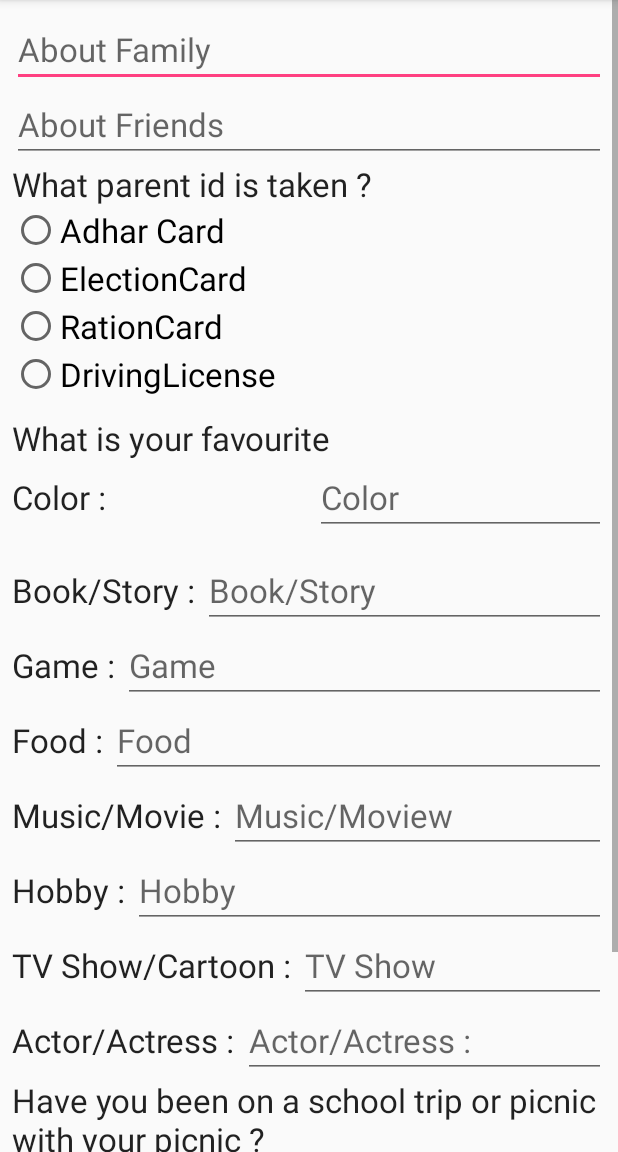
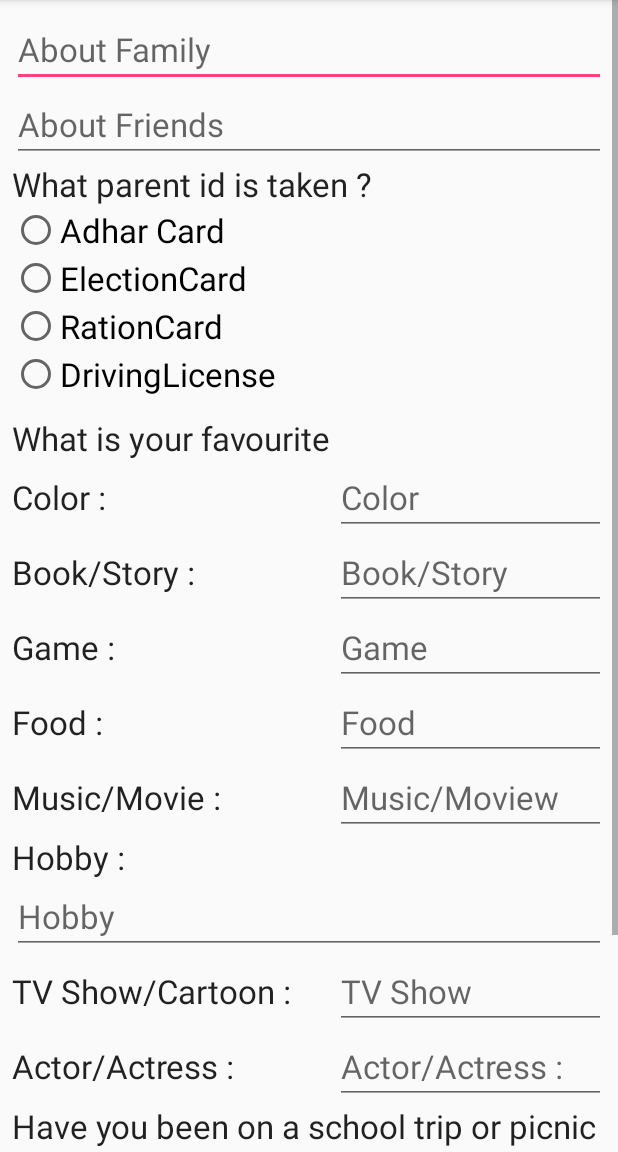
Before and after one commit to Mumbai2017/team-12, an Android app: the Volunteer_Form1 screen opened directly, with no data from a screen before it, on a phone screen of 412 x 824 dp, the part 84-1236 px from its top. Run offline under Robolectric (Android 15) with nearby library versions, the phone set to English and light mode, and no system bars.

Commit message:
Form Update
Volunteer form update

```diff
--- a/MakeAWish/app/src/main/res/layout/activity_volunteer__form1.xml
+++ b/MakeAWish/app/src/main/res/layout/activity_volunteer__form1.xml
@@ -5,16 +5,16 @@
     android:layout_height="match_parent">
 
     <LinearLayout
+        android:id="@+id/aboutFamily"
         android:layout_width="match_parent"
         android:layout_height="match_parent"
-        android:id="@+id/aboutFamily"
         android:layout_margin="8dp"
         android:orientation="vertical">
 
         <EditText
+            android:id="@+id/aboutFriends"
             android:layout_width="match_parent"
             android:layout_height="wrap_content"
-            android:id="@+id/aboutFriends"
             android:hint="About Family"
             android:textAppearance="?android:attr/textAppearanceLarge" />
 
@@ -35,32 +35,35 @@
             android:layout_height="wrap_content">
 
             <RadioButton
+                android:id="@+id/adharCard"
                 android:layout_width="wrap_content"
                 android:layout_height="wrap_content"
-                android:id="@+id/adharCard"
+                android:layout_weight="1"
                 android:text="Adhar Card"
-                android:layout_weight="1"
                 android:textAppearance="?android:attr/textAppearanceLarge" />
+
             <RadioButton
+                android:id="@+id/electionCard"
                 android:layout_width="wrap_content"
                 android:layout_height="wrap_content"
-                android:id="@+id/electionCard"
+                android:layout_weight="1"
                 android:text="ElectionCard"
-                android:layout_weight="1"
                 android:textAppearance="?android:attr/textAppearanceLarge" />
+
             <RadioButton
+                android:id="@+id/rationCard"
                 android:layout_width="wrap_content"
                 android:layout_height="wrap_content"
-                android:id="@+id/rationCard"
+                android:layout_weight="1"
                 android:text="RationCard"
-                android:layout_weight="1"
                 android:textAppearance="?android:attr/textAppearanceLarge" />
+
             <RadioButton
+                android:id="@+id/DrivingLicense"
                 android:layout_width="wrap_content"
                 android:layout_height="wrap_content"
-                android:id="@+id/DrivingLicense"
+                android:layout_weight="1"
                 android:text="DrivingLicense"
-                android:layout_weight="1"
                 android:textAppearance="?android:attr/textAppearanceLarge" />
 
         </RadioGroup>
@@ -69,8 +72,8 @@
         <TextView
             android:layout_width="match_parent"
             android:layout_height="wrap_content"
+            android:layout_marginTop="12dp"
             android:text="What is your favourite"
-            android:layout_marginTop="12dp"
             android:textAppearance="?android:attr/textAppearanceLarge" />
 
         <TableLayout
@@ -79,43 +82,27 @@
             android:layout_height="wrap_content"
             android:shrinkColumns="1"
             android:stretchColumns="*"
-            android:visibility="visible" >
+            android:visibility="visible">
 
             <TableRow>
 
                 <TextView
                     android:layout_width="wrap_content"
                     android:layout_height="wrap_content"
+                    android:layout_weight="0"
                     android:text="Color : "
-                    android:layout_weight="0"
                     android:textAppearance="?android:attr/textAppearanceLarge" />
 
                 <EditText
+                    android:id="@+id/nameOFHospital"
                     android:layout_width="match_parent"
                     android:layout_height="wrap_content"
-                    android:id="@+id/nameOFHospital"
                     android:layout_weight="1"
                     android:hint="Color"
                     android:textAppearance="?android:attr/textAppearanceLarge" />
             </TableRow>
 
-        </TableLayout>
-
-
-        <LinearLayout
-            android:layout_width="match_parent"
-            android:layout_height="wrap_content"
-            android:layout_marginTop="12dp"
-            android:orientation="horizontal">
-
-
-
-        </LinearLayout>
-
-        <LinearLayout
-            android:layout_width="match_parent"
-            android:layout_height="wrap_content"
-            android:orientation="horizontal">
+            <TableRow>
 
                 <TextView
                     android:layout_width="wrap_content"
@@ -124,18 +111,14 @@
                     android:textAppearance="?android:attr/textAppearanceLarge" />
 
                 <EditText
+                    android:id="@+id/bookStory"
                     android:layout_width="match_parent"
                     android:layout_height="wrap_content"
-                android:id="@+id/bookStory"
                     android:hint="Book/Story"
                     android:textAppearance="?android:attr/textAppearanceLarge" />
+            </TableRow>
 
-        </LinearLayout>
-
-        <LinearLayout
-            android:layout_width="match_parent"
-            android:layout_height="wrap_content"
-            android:orientation="horizontal">
+            <TableRow>
 
                 <TextView
                     android:layout_width="wrap_content"
@@ -144,18 +127,14 @@
                     android:textAppearance="?android:attr/textAppearanceLarge" />
 
                 <EditText
+                    android:id="@+id/game"
                     android:layout_width="match_parent"
                     android:layout_height="wrap_content"
-                android:id="@+id/game"
                     android:hint="Game"
                     android:textAppearance="?android:attr/textAppearanceLarge" />
+            </TableRow>
 
-        </LinearLayout>
-
-        <LinearLayout
-            android:layout_width="match_parent"
-            android:layout_height="wrap_content"
-            android:orientation="horizontal">
+            <TableRow>
 
                 <TextView
                     android:layout_width="wrap_content"
@@ -164,19 +143,14 @@
                     android:textAppearance="?android:attr/textAppearanceLarge" />
 
                 <EditText
+                    android:id="@+id/food"
                     android:layout_width="match_parent"
                     android:layout_height="wrap_content"
-                android:id="@+id/food"
                     android:hint="Food"
                     android:textAppearance="?android:attr/textAppearanceLarge" />
+            </TableRow>
 
-        </LinearLayout>
-
-
-        <LinearLayout
-            android:layout_width="match_parent"
-            android:layout_height="wrap_content"
-            android:orientation="horizontal">
+            <TableRow>
 
                 <TextView
                     android:layout_width="wrap_content"
@@ -185,18 +159,13 @@
                     android:textAppearance="?android:attr/textAppearanceLarge" />
 
                 <EditText
+                    android:id="@+id/musicMovie"
                     android:layout_width="match_parent"
                     android:layout_height="wrap_content"
-                android:id="@+id/musicMovie"
                     android:hint="Music/Moview"
                     android:textAppearance="?android:attr/textAppearanceLarge" />
 
-        </LinearLayout>
-
-        <LinearLayout
-            android:layout_width="match_parent"
-            android:layout_height="wrap_content"
-            android:orientation="horizontal">
+            </TableRow>
 
             <TextView
                 android:layout_width="wrap_content"
@@ -205,18 +174,13 @@
                 android:textAppearance="?android:attr/textAppearanceLarge" />
 
             <EditText
+                android:id="@+id/hobby"
                 android:layout_width="match_parent"
                 android:layout_height="wrap_content"
-                android:id="@+id/hobby"
                 android:hint="Hobby"
                 android:textAppearance="?android:attr/textAppearanceLarge" />
 
-        </LinearLayout>
-
-        <LinearLayout
-            android:layout_width="match_parent"
-            android:layout_height="wrap_content"
-            android:orientation="horizontal">
+            <TableRow>
 
                 <TextView
                     android:layout_width="wrap_content"
@@ -225,19 +189,15 @@
                     android:textAppearance="?android:attr/textAppearanceLarge" />
 
                 <EditText
+                    android:id="@+id/tvShow"
                     android:layout_width="match_parent"
                     android:layout_height="wrap_content"
-                android:id="@+id/tvShow"
                     android:hint="TV Show"
                     android:textAppearance="?android:attr/textAppearanceLarge" />
 
-        </LinearLayout>
+            </TableRow>
 
-
-        <LinearLayout
-            android:layout_width="match_parent"
-            android:layout_height="wrap_content"
-            android:orientation="horizontal">
+            <TableRow>
 
                 <TextView
                     android:layout_width="wrap_content"
@@ -246,13 +206,15 @@
                     android:textAppearance="?android:attr/textAppearanceLarge" />
 
                 <EditText
+                    android:id="@+id/actorActoress"
                     android:layout_width="match_parent"
                     android:layout_height="wrap_content"
-                android:id="@+id/actorActoress"
                     android:hint="Actor/Actress :"
                     android:textAppearance="?android:attr/textAppearanceLarge" />
 
-        </LinearLayout>
+            </TableRow>
+
+        </TableLayout>
 
         <TextView
             android:layout_width="wrap_content"
@@ -261,9 +223,9 @@
             android:textAppearance="?android:attr/textAppearanceLarge" />
 
         <EditText
+            android:id="@+id/tripDescription"
             android:layout_width="match_parent"
             android:layout_height="wrap_content"
-            android:id="@+id/tripDescription"
             android:hint="Describe Trip"
             android:textAppearance="?android:attr/textAppearanceLarge" />
 
@@ -274,9 +236,9 @@
             android:textAppearance="?android:attr/textAppearanceLarge" />
 
         <EditText
+            android:id="@+id/DescribePlan"
             android:layout_width="match_parent"
             android:layout_height="wrap_content"
-            android:id="@+id/tripDescription"
             android:hint="Life Plan"
             android:textAppearance="?android:attr/textAppearanceLarge" />
 
```
Lines whose indentation alone changed are shown as unchanged.
